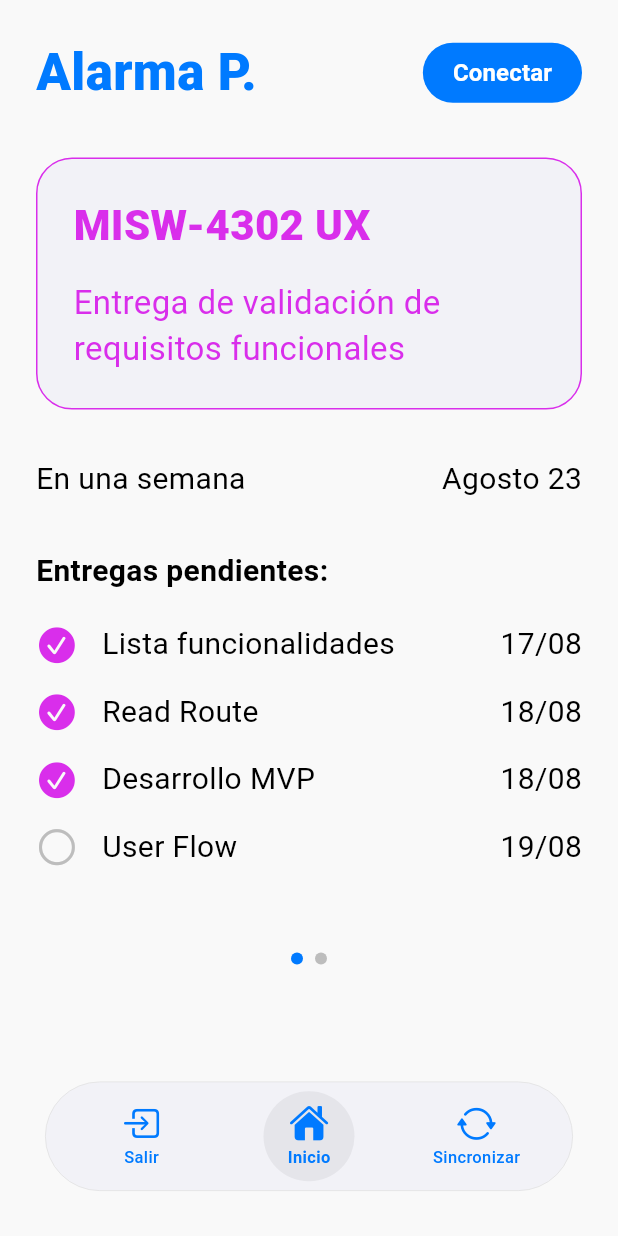
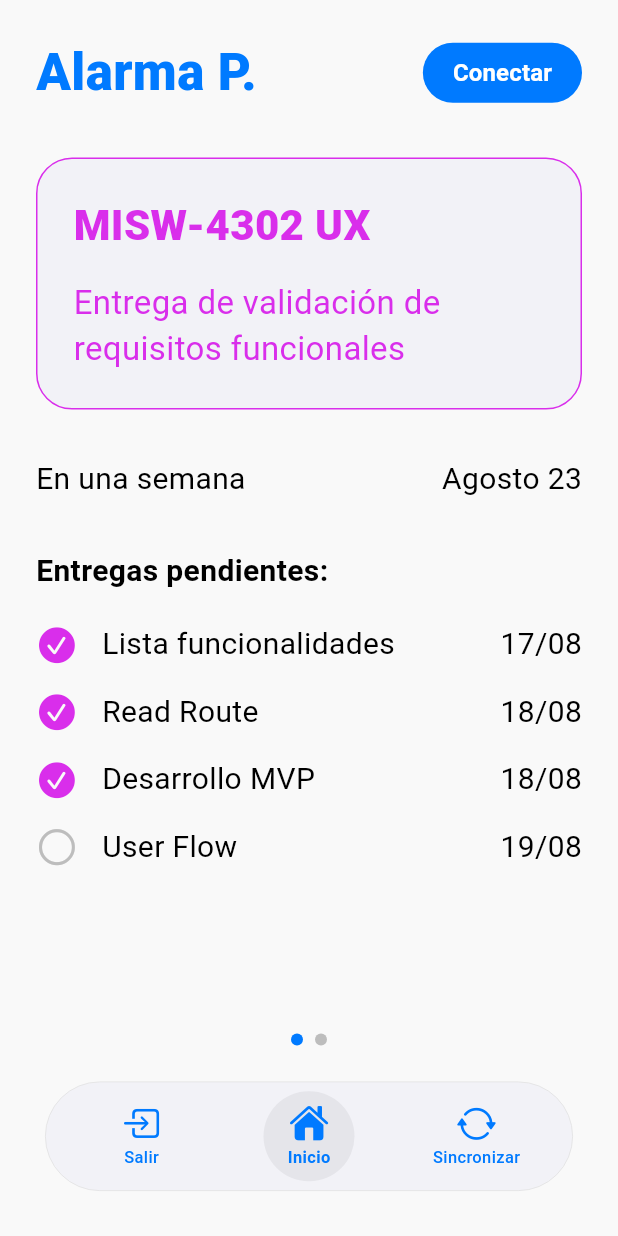
Before and after one commit to jhonsebastianasmiso/alarmas-educativas-ux, a Flutter app: the MobileHomeScreen screen opened directly, on a phone screen of 412 x 824 dp. Run offline on Flutter 3.47's test engine with Material 3 defaults, Android fonts, the phone set to English and light mode, and no system bars.

Commit message:
refactor: Ajustar scroll del Home para dejar header fijo
- Dejé el header superior y los punticos de navegación fijos
- Ahora solo se desliza la información de la materia y las tareas
- Reutilicé el componente de layout para que aplique tanto para UX como Prácticas

```diff
--- a/lib/features/home/presentation/screens/mobile_home_screen.dart
+++ b/lib/features/home/presentation/screens/mobile_home_screen.dart
@@ -1,7 +1,6 @@
 import 'package:flutter/material.dart';
 import 'package:flutter/cupertino.dart';
 import '../../../../shared/widgets/layouts/apple_logout_dialog.dart';
-
 
 class MobileHomeScreen extends StatefulWidget {
   const MobileHomeScreen({super.key});
@@ -11,32 +10,50 @@ class MobileHomeScreen extends StatefulWidget {
 }
 
 class _MobileHomeScreenState extends State<MobileHomeScreen> {
-  final List<Map<String, dynamic>> _tasks = [
+  final PageController _pageController = PageController();
+  int _currentPage = 0;
+
+  final List<Map<String, dynamic>> _tasks1 = [
     {'title': 'Lista funcionalidades', 'date': '17/08', 'completed': true},
     {'title': 'Read Route', 'date': '18/08', 'completed': true},
     {'title': 'Desarrollo MVP', 'date': '18/08', 'completed': true},
     {'title': 'User Flow', 'date': '19/08', 'completed': false},
   ];
 
+  final List<Map<String, dynamic>> _tasks2 = [
+    {'title': 'Detallar HU', 'date': '17/08', 'completed': true},
+    {'title': 'Revisión IA', 'date': '18/08', 'completed': true},
+    {'title': 'Revisión Par', 'date': '18/08', 'completed': true},
+    {'title': 'Bitácora', 'date': '19/08', 'completed': false},
+  ];
+
+  @override
+  void dispose() {
+    _pageController.dispose();
+    super.dispose();
+  }
+
+  void _goToPage(int page) {
+    _pageController.animateToPage(
+      page,
+      duration: const Duration(milliseconds: 300),
+      curve: Curves.easeInOut,
+    );
+  }
+
   @override
   Widget build(BuildContext context) {
     const Color primaryBlue = Color(0xFF007AFF);
-    const Color accentPurple = Color(0xFFD92EEB);
-    const Color bgGrey = Color(0xFFF2F2F7);
 
     return Scaffold(
       backgroundColor: const Color(0xFFF9F9F9),
       body: SafeArea(
         child: Column(
           children: [
-            Expanded(
-              child: SingleChildScrollView(
-                padding: const EdgeInsets.symmetric(horizontal: 24.0, vertical: 24.0),
-                child: Column(
-                  crossAxisAlignment: CrossAxisAlignment.stretch,
-                  children: [
-                    // Header
-                    Row(
+            // Fixed Header
+            Padding(
+              padding: const EdgeInsets.fromLTRB(24.0, 24.0, 24.0, 16.0),
+              child: Row(
                 mainAxisAlignment: MainAxisAlignment.spaceBetween,
                 children: [
                   const Text(
@@ -71,34 +88,141 @@ class _MobileHomeScreenState extends State<MobileHomeScreen> {
                   ),
                 ],
               ),
-                    const SizedBox(height: 32),
+            ),
 
+            // Swipeable Content
+            Expanded(
+              child: PageView(
+                controller: _pageController,
+                onPageChanged: (index) {
+                  setState(() {
+                    _currentPage = index;
+                  });
+                },
+                children: [
+                  _buildPageContent(
+                    title: 'MISW-4302 UX',
+                    subtitle: 'Entrega de validación de\nrequisitos funcionales',
+                    accentColor: const Color(0xFFD92EEB),
+                    tasks: _tasks1,
+                  ),
+                  _buildPageContent(
+                    title: 'MISW-4101 Prácticas',
+                    subtitle: 'Entrega grupal del proyecto del\ncurso semana 3',
+                    accentColor: const Color(0xFF00C7E6),
+                    tasks: _tasks2,
+                  ),
+                ],
+              ),
+            ),
+
+            // Fixed Dots indicator
+            Padding(
+              padding: const EdgeInsets.only(top: 16.0, bottom: 24.0),
+              child: Row(
+                mainAxisAlignment: MainAxisAlignment.center,
+                children: [
+                  GestureDetector(
+                    onTap: () => _goToPage(0),
+                    child: Container(
+                      width: 8,
+                      height: 8,
+                      decoration: BoxDecoration(
+                        color: _currentPage == 0 ? primaryBlue : Colors.grey.shade400,
+                        shape: BoxShape.circle,
+                      ),
+                    ),
+                  ),
+                  const SizedBox(width: 8),
+                  GestureDetector(
+                    onTap: () => _goToPage(1),
+                    child: Container(
+                      width: 8,
+                      height: 8,
+                      decoration: BoxDecoration(
+                        color: _currentPage == 1 ? primaryBlue : Colors.grey.shade400,
+                        shape: BoxShape.circle,
+                      ),
+                    ),
+                  ),
+                ],
+              ),
+            ),
+
+            // Bottom Navigation Pill
+            Padding(
+              padding: const EdgeInsets.only(left: 30.0, right: 30.0, bottom: 30.0),
+              child: Container(
+                padding: const EdgeInsets.symmetric(horizontal: 8.0, vertical: 6.0),
+                decoration: BoxDecoration(
+                  color: const Color(0xFFF2F2F7), // Más apple-like
+                  borderRadius: BorderRadius.circular(50.0),
+                  border: Border.all(color: Colors.grey.shade300, width: 0.5),
+                ),
+                child: Row(
+                  mainAxisAlignment: MainAxisAlignment.spaceEvenly,
+                  children: [
+                    Expanded(
+                      child: _buildNavItem(CupertinoIcons.square_arrow_right, 'Salir', false, primaryBlue, () {
+                        showAppleLogoutDialog(context);
+                      }),
+                    ),
+                    Expanded(
+                      child: _buildNavItem(CupertinoIcons.house_fill, 'Inicio', true, primaryBlue, () {}),
+                    ),
+                    Expanded(
+                      child: _buildNavItem(CupertinoIcons.arrow_2_circlepath, 'Sincronizar', false, primaryBlue, () {}),
+                    ),
+                  ],
+                ),
+              ),
+            ),
+          ],
+        ),
+      ),
+    );
+  }
+
+  Widget _buildPageContent({
+    required String title,
+    required String subtitle,
+    required Color accentColor,
+    required List<Map<String, dynamic>> tasks,
+  }) {
+    const Color bgGrey = Color(0xFFF2F2F7);
+
+    return SingleChildScrollView(
+      padding: const EdgeInsets.symmetric(horizontal: 24.0),
+      child: Column(
+        crossAxisAlignment: CrossAxisAlignment.stretch,
+        children: [
+          const SizedBox(height: 16),
           // Main Card
           Container(
             padding: const EdgeInsets.all(24.0),
             decoration: BoxDecoration(
               color: bgGrey,
               borderRadius: BorderRadius.circular(24.0),
-                        border: Border.all(color: accentPurple, width: 1.0),
+              border: Border.all(color: accentColor, width: 1.0),
             ),
-                      child: const Column(
+            child: Column(
               crossAxisAlignment: CrossAxisAlignment.start,
               children: [
                 Text(
-                            'MISW-4302 UX',
+                  title,
                   style: TextStyle(
                     fontSize: 28,
                     fontWeight: FontWeight.w800,
-                              color: accentPurple,
+                    color: accentColor,
                   ),
                 ),
-                          SizedBox(height: 16),
+                const SizedBox(height: 16),
                 Text(
-                            'Entrega de validación de\nrequisitos funcionales',
+                  subtitle,
                   style: TextStyle(
                     fontSize: 22,
                     fontWeight: FontWeight.w400,
-                              color: accentPurple,
+                    color: accentColor,
                   ),
                 ),
               ],
@@ -140,13 +264,13 @@ class _MobileHomeScreenState extends State<MobileHomeScreen> {
           const SizedBox(height: 20),
 
           // Lista de tareas
-                    ...List.generate(_tasks.length, (index) {
-                      final task = _tasks[index];
+          ...List.generate(tasks.length, (index) {
+            final task = tasks[index];
             return _buildTaskItem(
               task['title'] as String,
               task['date'] as String,
               task['completed'] as bool,
-                        accentPurple,
+              accentColor,
               () {
                 setState(() {
                   task['completed'] = !(task['completed'] as bool);
@@ -154,62 +278,7 @@ class _MobileHomeScreenState extends State<MobileHomeScreen> {
               },
             );
           }),
-
-                    const SizedBox(height: 40),
-
-                    // Dots indicator
-                    Row(
-                      mainAxisAlignment: MainAxisAlignment.center,
-                      children: [
-                        Container(
-                          width: 8,
-                          height: 8,
-                          decoration: const BoxDecoration(
-                            color: primaryBlue,
-                            shape: BoxShape.circle,
-                          ),
-                        ),
-                        const SizedBox(width: 8),
-                        Container(
-                          width: 8,
-                          height: 8,
-                          decoration: BoxDecoration(
-                            color: Colors.grey.shade400,
-                            shape: BoxShape.circle,
-                          ),
-                        ),
         ],
-                    ),
-                    const SizedBox(height: 20),
-                  ],
-                ),
-              ),
-            ),
-
-            // Bottom Navigation Pill
-            Padding(
-              padding: const EdgeInsets.only(left: 30.0, right: 30.0, bottom: 30.0),
-              child: Container(
-                padding: const EdgeInsets.symmetric(horizontal: 8.0, vertical: 6.0),
-                decoration: BoxDecoration(
-                  color: const Color(0xFFF2F2F7), // Más apple-like
-                  borderRadius: BorderRadius.circular(50.0),
-                  border: Border.all(color: Colors.grey.shade300, width: 0.5),
-                ),
-                child: Row(
-                  mainAxisAlignment: MainAxisAlignment.spaceEvenly,
-                  children: [
-                    Expanded(child: _buildNavItem(CupertinoIcons.square_arrow_right, 'Salir', false, primaryBlue, () {
-                      showAppleLogoutDialog(context);
-                    })),
-                    Expanded(child: _buildNavItem(CupertinoIcons.house_fill, 'Inicio', true, primaryBlue, () {})),
-                    Expanded(child: _buildNavItem(CupertinoIcons.arrow_2_circlepath, 'Sincronizar', false, primaryBlue, () {})),
-                  ],
-                ),
-              ),
-            ),
-          ],
-        ),
       ),
     );
   }
```
Lines whose indentation alone changed are shown as unchanged.
